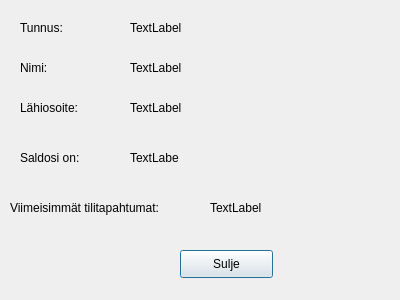
Old version of the form bankautomat/saldo.ui in the repository bank-2022/group9.
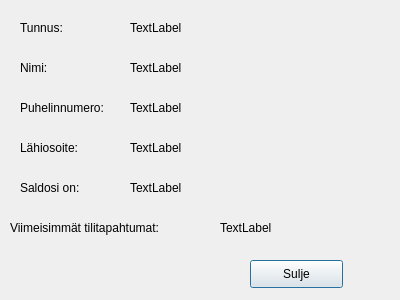
New version of the form.

Commit message:
Juhon qt (#30)
* nice nice ei ois pariikybää jne

* pilalla pilalla

```diff
--- a/bankautomat/saldo.ui
+++ b/bankautomat/saldo.ui
@@ -17,7 +17,7 @@
    <property name="geometry">
     <rect>
      <x>20</x>
-     <y>150</y>
+     <y>180</y>
      <width>71</width>
      <height>16</height>
     </rect>
@@ -30,8 +30,8 @@
    <property name="geometry">
     <rect>
      <x>130</x>
-     <y>150</y>
-     <width>49</width>
+     <y>180</y>
+     <width>121</width>
      <height>16</height>
     </rect>
    </property>
@@ -69,7 +69,7 @@
    <property name="geometry">
     <rect>
      <x>20</x>
-     <y>100</y>
+     <y>140</y>
      <width>91</width>
      <height>16</height>
     </rect>
@@ -82,7 +82,7 @@
    <property name="geometry">
     <rect>
      <x>10</x>
-     <y>200</y>
+     <y>220</y>
      <width>171</width>
      <height>16</height>
     </rect>
@@ -96,7 +96,7 @@
     <rect>
      <x>130</x>
      <y>20</y>
-     <width>55</width>
+     <width>201</width>
      <height>16</height>
     </rect>
    </property>
@@ -109,7 +109,7 @@
     <rect>
      <x>130</x>
      <y>60</y>
-     <width>55</width>
+     <width>221</width>
      <height>16</height>
     </rect>
    </property>
@@ -121,8 +121,8 @@
    <property name="geometry">
     <rect>
      <x>130</x>
-     <y>100</y>
-     <width>55</width>
+     <y>140</y>
+     <width>211</width>
      <height>16</height>
     </rect>
    </property>
@@ -133,9 +133,9 @@
   <widget class="QLabel" name="label_tapahtumat">
    <property name="geometry">
     <rect>
-     <x>210</x>
-     <y>200</y>
-     <width>55</width>
+     <x>220</x>
+     <y>220</y>
+     <width>121</width>
      <height>16</height>
     </rect>
    </property>
@@ -146,8 +146,8 @@
   <widget class="QPushButton" name="CloseSaldo">
    <property name="geometry">
     <rect>
-     <x>180</x>
-     <y>250</y>
+     <x>250</x>
+     <y>260</y>
      <width>93</width>
      <height>28</height>
     </rect>
@@ -156,6 +156,32 @@
     <string>Sulje</string>
    </property>
   </widget>
+  <widget class="QLabel" name="label_6">
+   <property name="geometry">
+    <rect>
+     <x>20</x>
+     <y>100</y>
+     <width>101</width>
+     <height>16</height>
+    </rect>
+   </property>
+   <property name="text">
+    <string>Puhelinnumero:</string>
+   </property>
+  </widget>
+  <widget class="QLabel" name="label_Puhelin">
+   <property name="geometry">
+    <rect>
+     <x>130</x>
+     <y>100</y>
+     <width>211</width>
+     <height>16</height>
+    </rect>
+   </property>
+   <property name="text">
+    <string>TextLabel</string>
+   </property>
+  </widget>
  </widget>
  <resources/>
  <connections/>
```
The commit also changes 1 other file.
